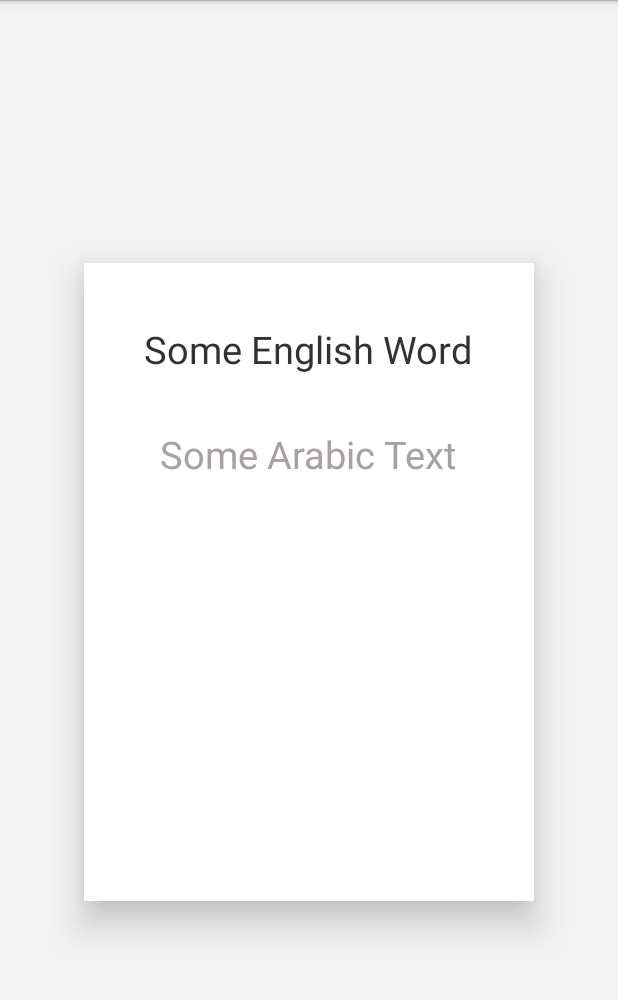
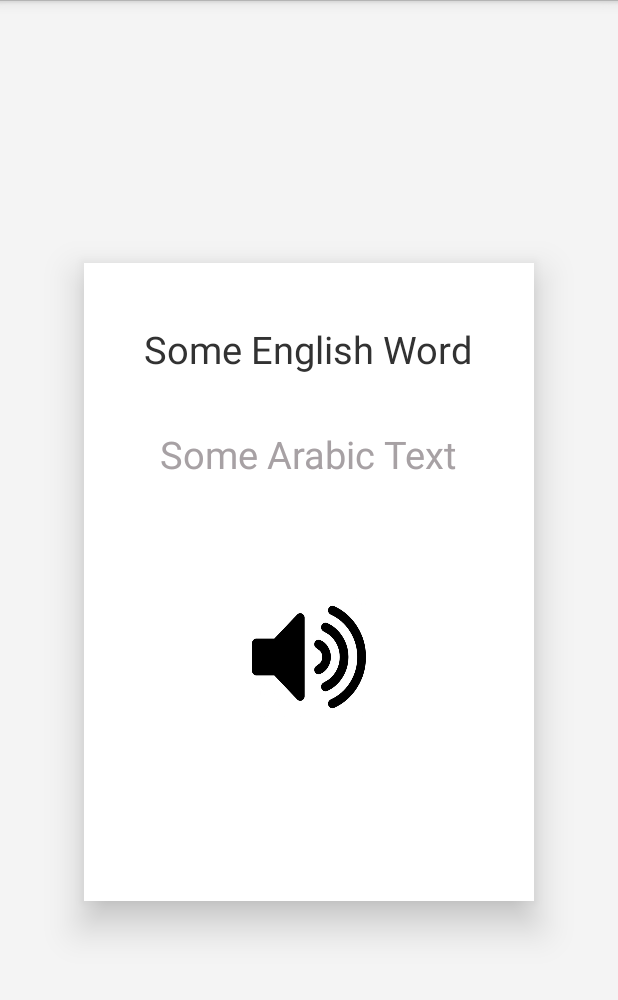
Before and after one commit to JonathonVega/MoroccanSurvivalGuide_Android, an Android app: the layout activity_phrase_details.xml on its own in the app's theme, with its tools: preview values and no code run, on a phone screen of 412 x 824 dp, the part 72-1072 px from its top. Run offline under Robolectric (Android 15) with nearby library versions, the phone set to English and light mode, and no system bars.

Commit message:
Added Audio imageButton

```diff
--- a/app/src/main/res/layout/activity_phrase_details.xml
+++ b/app/src/main/res/layout/activity_phrase_details.xml
@@ -1,5 +1,6 @@
 <?xml version="1.0" encoding="utf-8"?>
 <RelativeLayout xmlns:android="http://schemas.android.com/apk/res/android"
+    xmlns:app="http://schemas.android.com/apk/res-auto"
     xmlns:tools="http://schemas.android.com/tools"
     android:id="@+id/activity_translation_page"
     android:layout_width="match_parent"
@@ -38,5 +39,16 @@
             android:layout_marginBottom="85dp"
             android:textColor="#A7A1A4"
             android:textSize="25sp" />
+
+        <ImageButton
+
+            android:id="@+id/imageButton"
+            android:layout_gravity="center"
+            android:layout_marginTop="50dp"
+            android:layout_width="100dp"
+            android:layout_height="100dp"
+            android:scaleType="fitXY"
+            android:background="@drawable/abc_btn_borderless_material"
+            android:src="@drawable/playstoreicon" />
     </FrameLayout>
 </RelativeLayout>
```
Also changed, not shown: app/src/main/res/drawable/playstoreicon.png (added), app/src/main/res/mipmap-hdpi/ic_launcher.png, app/src/main/res/mipmap-mdpi/ic_launcher.png, app/src/main/res/mipmap-xhdpi/ic_launcher.png, app/src/main/res/mipmap-xxhdpi/ic_launcher.png, 1 other file.
